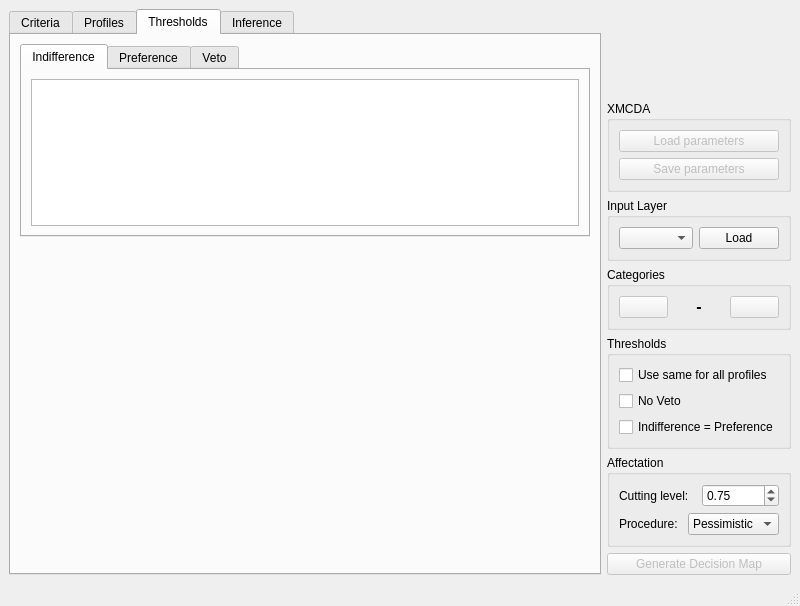
Old version of the form ui/etrimain.ui in the repository oso/qgis-etri.
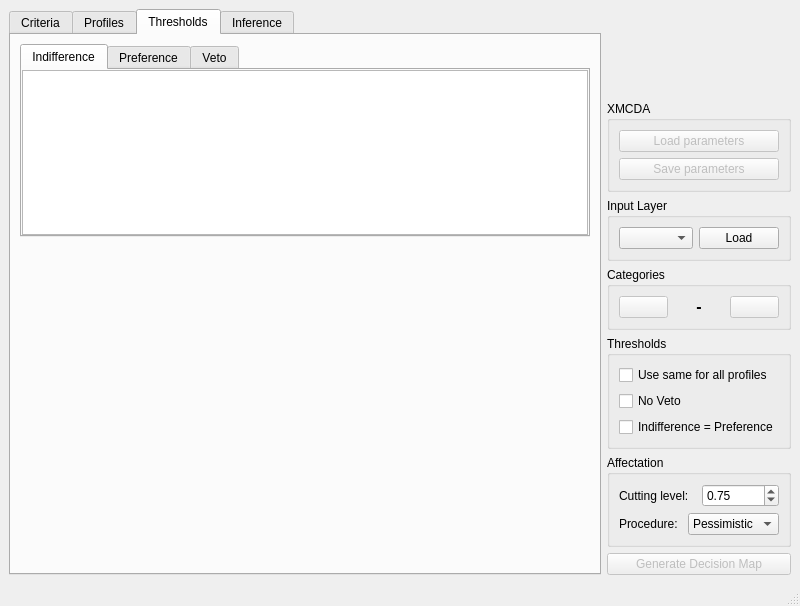
New version of the form. The open tabs and pages were chosen to show the change. Icons and pictures are not drawn. Custom widgets are drawn as their Qt base class.

Commit message: [UI] Reduce margin of the thresholds tabs

Patch:
```diff
--- a/ui/etrimain.ui
+++ b/ui/etrimain.ui
@@ -157,6 +157,9 @@
             <string>Indifference</string>
            </attribute>
            <layout class="QGridLayout" name="gridLayout_3">
+            <property name="margin">
+             <number>0</number>
+            </property>
             <item row="0" column="1">
              <widget class="QTableWidget" name="table_indiff"/>
             </item>
```
Left out of the diff: 6 changed lines with no effect on the pictures. The commit also changes 1 other file.
